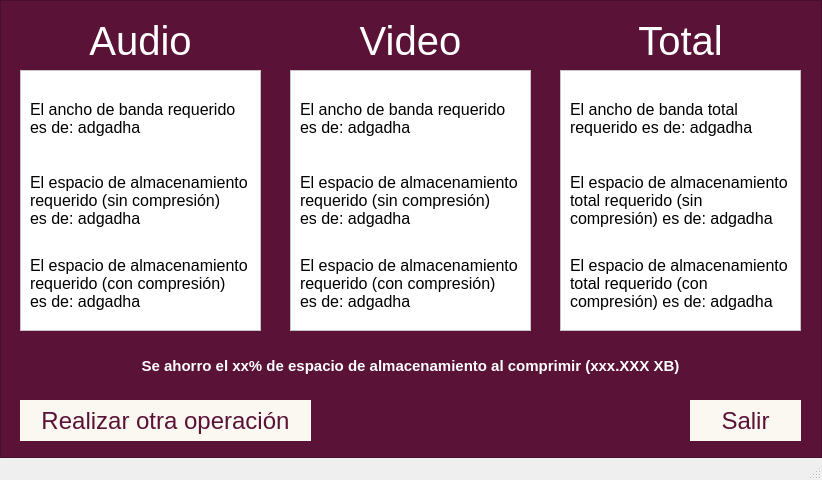
First picture: the form in layout/results.ui, repository AngelCruzL/py-storageCalculator, before the edit.
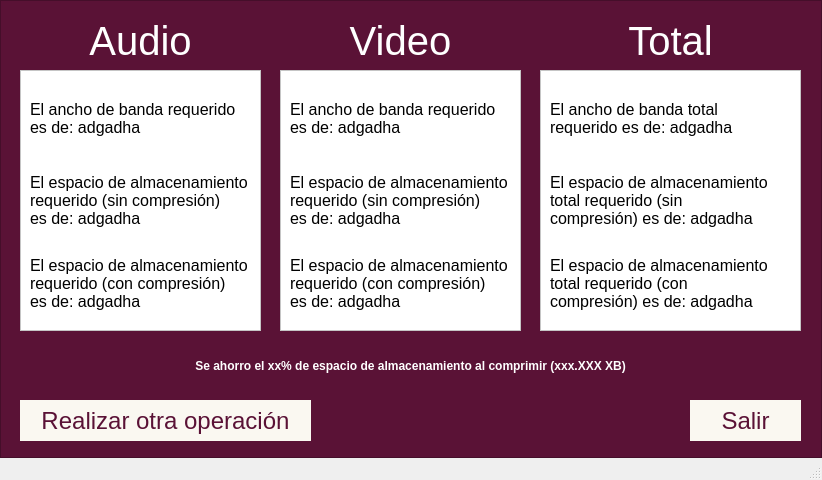
Second picture: the form after the edit.

Commit message: fix: update results layout

The edit to the form file:
```diff
--- a/layout/results.ui
+++ b/layout/results.ui
@@ -127,7 +127,7 @@
       <widget class="QLabel" name="label_2">
        <property name="geometry">
         <rect>
-         <x>290</x>
+         <x>280</x>
          <y>20</y>
          <width>241</width>
          <height>41</height>
@@ -151,7 +151,7 @@
       <widget class="QFrame" name="frame_3">
        <property name="geometry">
         <rect>
-         <x>290</x>
+         <x>280</x>
          <y>70</y>
          <width>241</width>
          <height>261</height>
@@ -213,9 +213,9 @@
       <widget class="QFrame" name="frame_4">
        <property name="geometry">
         <rect>
-         <x>560</x>
+         <x>540</x>
          <y>70</y>
-         <width>241</width>
+         <width>261</width>
          <height>261</height>
         </rect>
        </property>
@@ -275,9 +275,9 @@
       <widget class="QLabel" name="label_3">
        <property name="geometry">
         <rect>
-         <x>560</x>
+         <x>540</x>
          <y>20</y>
-         <width>241</width>
+         <width>261</width>
          <height>41</height>
         </rect>
        </property>
@@ -353,7 +353,6 @@
        </property>
        <property name="font">
         <font>
-         <pointsize>11</pointsize>
          <weight>75</weight>
          <bold>true</bold>
         </font>
```
The commit also changes 1 other file.
